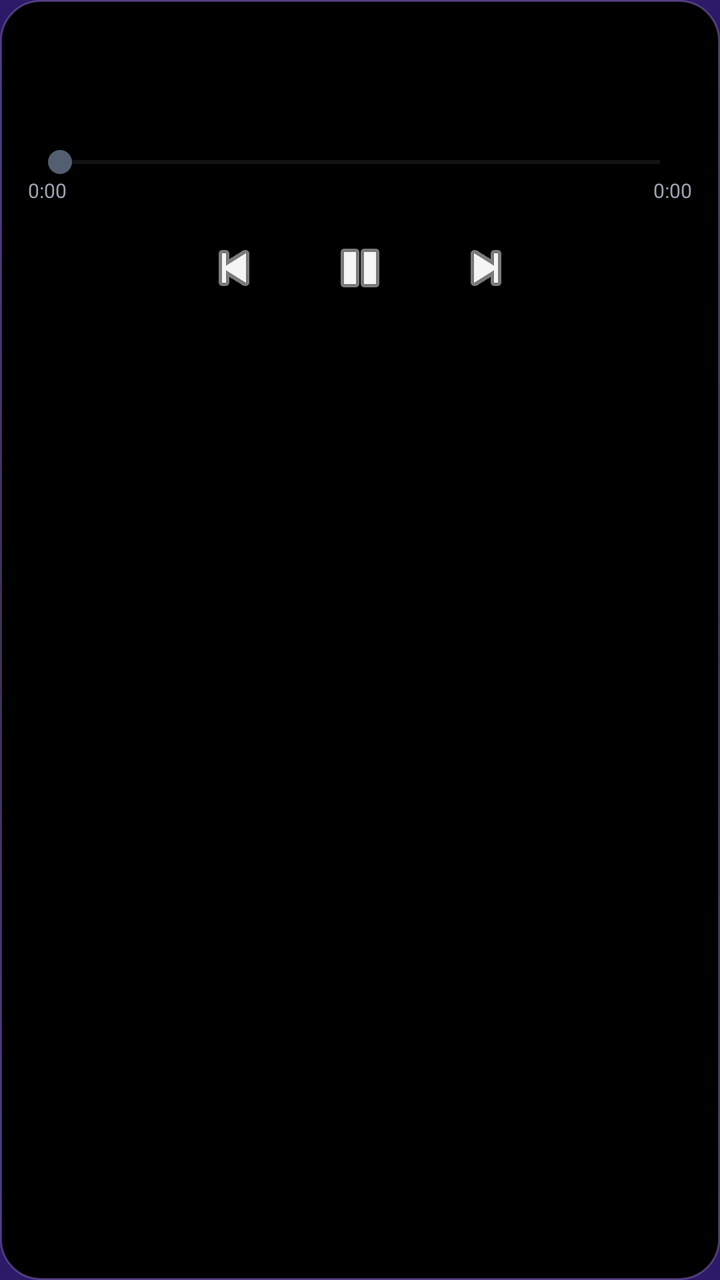
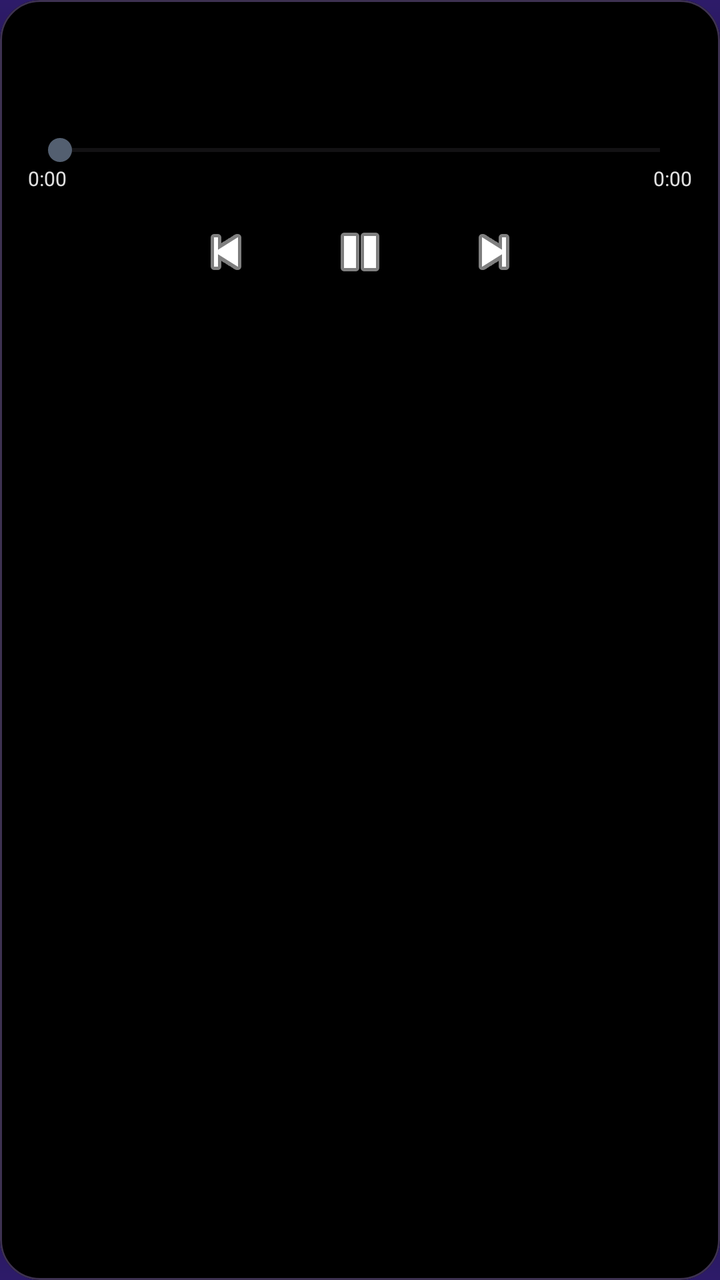

An Android layout rendered at two revisions. The XML below is the earlier revision; the diff shows what the commit changed to produce the second picture.
<!-- AndroidManifest.xml: application theme Theme.Superapp -->
<!-- res/layout/popup_music_controls.xml -->
<?xml version="1.0" encoding="utf-8"?>
<LinearLayout
    xmlns:android="http://schemas.android.com/apk/res/android"
    android:layout_width="280dp"
    android:layout_height="wrap_content"
    android:orientation="vertical"
    android:background="@drawable/bg_music_popup"
    android:padding="14dp">

    <LinearLayout
        android:layout_width="match_parent"
        android:layout_height="wrap_content"
        android:orientation="horizontal"
        android:gravity="center_vertical">

        <ImageView
            android:id="@+id/music_popup_icon"
            android:layout_width="48dp"
            android:layout_height="48dp"
            android:contentDescription="@null"
            android:clickable="true"
            android:focusable="true"
            android:background="?android:attr/selectableItemBackground" />

        <LinearLayout
            android:layout_width="0dp"
            android:layout_height="wrap_content"
            android:layout_weight="1"
            android:layout_marginStart="10dp"
            android:orientation="vertical">

            <TextView
                android:id="@+id/music_popup_title"
                android:layout_width="match_parent"
                android:layout_height="wrap_content"
                android:singleLine="true"
                android:ellipsize="marquee"
                android:marqueeRepeatLimit="marquee_forever"
                android:scrollHorizontally="true"
                android:focusable="true"
                android:focusableInTouchMode="true"
                android:textSize="14sp"
                android:textColor="#F5F5F5"
                android:fontFamily="sans-serif-medium"
                android:includeFontPadding="false" />

            <TextView
                android:id="@+id/music_popup_artist"
                android:layout_width="match_parent"
                android:layout_height="wrap_content"
                android:singleLine="true"
                android:ellipsize="end"
                android:textSize="11sp"
                android:textColor="#B4B4B4"
                android:layout_marginTop="2dp"
                android:includeFontPadding="false" />
        </LinearLayout>
    </LinearLayout>

    <SeekBar
        android:id="@+id/music_popup_progress"
        android:layout_width="match_parent"
        android:layout_height="wrap_content"
        android:layout_marginTop="10dp"
        android:max="1000"
        android:progress="0" />

    <LinearLayout
        android:layout_width="match_parent"
        android:layout_height="wrap_content"
        android:orientation="horizontal"
        android:layout_marginTop="-2dp">

        <TextView
            android:id="@+id/music_popup_time_elapsed"
            android:layout_width="wrap_content"
            android:layout_height="wrap_content"
            android:textSize="10sp"
            android:textColor="#9CA3AF"
            android:text="0:00" />

        <Space
            android:layout_width="0dp"
            android:layout_height="0dp"
            android:layout_weight="1" />

        <TextView
            android:id="@+id/music_popup_time_total"
            android:layout_width="wrap_content"
            android:layout_height="wrap_content"
            android:textSize="10sp"
            android:textColor="#9CA3AF"
            android:text="0:00" />
    </LinearLayout>

    <LinearLayout
        android:layout_width="match_parent"
        android:layout_height="wrap_content"
        android:orientation="horizontal"
        android:gravity="center"
        android:layout_marginTop="6dp">

        <ImageButton
            android:id="@+id/music_popup_prev"
            android:layout_width="42dp"
            android:layout_height="42dp"
            android:src="@android:drawable/ic_media_previous"
            android:background="?android:attr/selectableItemBackgroundBorderless"
            android:scaleType="centerInside"
            android:tint="#F5F5F5"
            android:contentDescription="@null" />

        <Space
            android:layout_width="16dp"
            android:layout_height="0dp" />

        <ImageButton
            android:id="@+id/music_popup_play_pause"
            android:layout_width="52dp"
            android:layout_height="52dp"
            android:src="@android:drawable/ic_media_pause"
            android:background="?android:attr/selectableItemBackgroundBorderless"
            android:scaleType="centerInside"
            android:tint="#F5F5F5"
            android:contentDescription="@null" />

        <Space
            android:layout_width="16dp"
            android:layout_height="0dp" />

        <ImageButton
            android:id="@+id/music_popup_next"
            android:layout_width="42dp"
            android:layout_height="42dp"
            android:src="@android:drawable/ic_media_next"
            android:background="?android:attr/selectableItemBackgroundBorderless"
            android:scaleType="centerInside"
            android:tint="#F5F5F5"
            android:contentDescription="@null" />
    </LinearLayout>
</LinearLayout>
<!-- resources referenced by this layout -->
<resources>
  <!-- drawable bg_music_popup (drawable) -->
  <?xml version="1.0" encoding="utf-8"?>
  <shape xmlns:android="http://schemas.android.com/apk/res/android"
      android:shape="rectangle">
      <solid android:color="#FF000000" />
      <stroke
          android:width="1dp"
          android:color="#55B794F4" />
      <corners android:radius="20dp" />
  </shape>
  <style name="Theme.Superapp" parent="Theme.Material3.DayNight.NoActionBar">
          
          <item name="colorPrimary">@color/cloud_primary</item>
          <item name="colorOnPrimary">@color/cloud_on_primary</item>
          <item name="colorPrimaryContainer">@color/cloud_primary_container</item>
          <item name="colorOnPrimaryContainer">@color/cloud_on_primary_container</item>
          <item name="colorSecondary">@color/cloud_secondary</item>
          <item name="colorSecondaryContainer">@color/cloud_secondary_container</item>
          <item name="colorOnSecondaryContainer">@color/cloud_on_secondary_container</item>
          <item name="colorTertiary">@color/cloud_tertiary</item>
          <item name="colorTertiaryContainer">@color/cloud_tertiary_container</item>
  
          
          <item name="android:windowBackground">@drawable/bg_gradient_black_purple</item>
          <item name="android:colorBackground">#FF000000</item>
  
          
          <item name="android:statusBarColor" tools:targetApi="lollipop">@android:color/transparent</item>
          <item name="android:navigationBarColor" tools:targetApi="lollipop">@android:color/transparent</item>
          <item name="android:windowDrawsSystemBarBackgrounds" tools:targetApi="lollipop">true</item>
          <item name="android:windowLightStatusBar" tools:targetApi="m">false</item>
          <item name="android:windowLightNavigationBar" tools:targetApi="o_mr1">false</item>
          <item name="android:enforceStatusBarContrast" tools:targetApi="q">false</item>
          <item name="android:enforceNavigationBarContrast" tools:targetApi="q">false</item>
  
          
          <item name="bottomNavigationStyle">@style/Widget.CloudSuperApp.BottomNavigationView</item>
  
          
          <item name="*android:tooltipFrameBackground">@drawable/bg_tooltip_transparent</item>
      </style>
  <color name="cloud_primary">#FF1565C0</color>
  <color name="cloud_on_primary">#FFFFFFFF</color>
  <color name="cloud_primary_container">#FFD0E4FF</color>
  <color name="cloud_on_primary_container">#FF001D36</color>
  <color name="cloud_secondary">#FF535F70</color>
  <color name="cloud_secondary_container">#FFD7E3F7</color>
  <color name="cloud_on_secondary_container">#FF101C2B</color>
  <color name="cloud_tertiary">#FF6B5778</color>
  <color name="cloud_tertiary_container">#FFF3DAFF</color>
  <!-- drawable bg_gradient_black_purple (drawable) -->
  <?xml version="1.0" encoding="utf-8"?>
  <shape xmlns:android="http://schemas.android.com/apk/res/android"
      android:shape="rectangle">
      <gradient
          android:type="linear"
          android:angle="270"
          android:startColor="#FF2D1B69"
          android:centerColor="#FF000000"
          android:endColor="#FF2D1B69" />
  </shape>
  <style name="Widget.CloudSuperApp.BottomNavigationView" parent="Widget.Material3.BottomNavigationView">
          <item name="itemActiveIndicatorStyle">@style/Widget.CloudSuperApp.BottomNavigationView.ActiveIndicator</item>
      </style>
  <!-- drawable bg_tooltip_transparent (drawable) -->
  <?xml version="1.0" encoding="utf-8"?>
  <shape xmlns:android="http://schemas.android.com/apk/res/android"
      android:shape="rectangle">
      <solid android:color="@android:color/transparent" />
  </shape>
  <style name="Widget.CloudSuperApp.BottomNavigationView.ActiveIndicator" parent="Widget.Material3.BottomNavigationView.ActiveIndicator">
          <item name="android:color">@color/cloud_primary_container</item>
      </style>
</resources>

<!-- the commit's change to res/layout/popup_music_controls.xml (unified diff, before → after) -->
@@ -1,141 +1,186 @@
 <?xml version="1.0" encoding="utf-8"?>
-<LinearLayout
+<com.google.android.material.card.MaterialCardView
     xmlns:android="http://schemas.android.com/apk/res/android"
-    android:layout_width="280dp"
+    xmlns:app="http://schemas.android.com/apk/res-auto"
+    android:layout_width="340dp"
     android:layout_height="wrap_content"
-    android:orientation="vertical"
-    android:background="@drawable/bg_music_popup"
-    android:padding="14dp">
+    app:cardCornerRadius="20dp"
+    app:cardBackgroundColor="#FF000000"
+    app:strokeColor="#55B794F4"
+    app:strokeWidth="1dp"
+    app:cardElevation="0dp">
 
-    <LinearLayout
+    <FrameLayout
         android:layout_width="match_parent"
-        android:layout_height="wrap_content"
-        android:orientation="horizontal"
-        android:gravity="center_vertical">
+        android:layout_height="wrap_content">
 
+        
         <ImageView
-            android:id="@+id/music_popup_icon"
-            android:layout_width="48dp"
-            android:layout_height="48dp"
-            android:contentDescription="@null"
-            android:clickable="true"
-            android:focusable="true"
-            android:background="?android:attr/selectableItemBackground" />
+            android:id="@+id/music_popup_art_bg"
+            android:layout_width="match_parent"
+            android:layout_height="match_parent"
+            android:scaleType="centerCrop"
+            android:contentDescription="@null" />
+
+        
+        <View
+            android:layout_width="match_parent"
+            android:layout_height="match_parent"
+            android:background="#A6000000" />
 
         <LinearLayout
-            android:layout_width="0dp"
+            android:layout_width="match_parent"
             android:layout_height="wrap_content"
-            android:layout_weight="1"
-            android:layout_marginStart="10dp"
-            android:orientation="vertical">
+            android:orientation="vertical"
+            android:padding="14dp">
 
-            <TextView
-                android:id="@+id/music_popup_title"
+            <LinearLayout
                 android:layout_width="match_parent"
                 android:layout_height="wrap_content"
-                android:singleLine="true"
-                android:ellipsize="marquee"
-                android:marqueeRepeatLimit="marquee_forever"
-                android:scrollHorizontally="true"
-                android:focusable="true"
-                android:focusableInTouchMode="true"
-                android:textSize="14sp"
-                android:textColor="#F5F5F5"
-                android:fontFamily="sans-serif-medium"
-                android:includeFontPadding="false" />
+                android:orientation="horizontal"
+                android:gravity="center_vertical">
 
-            <TextView
-                android:id="@+id/music_popup_artist"
+                <ImageView
+                    android:id="@+id/music_popup_icon"
+                    android:layout_width="44dp"
+                    android:layout_height="44dp"
+                    android:contentDescription="@null"
+                    android:clickable="true"
+                    android:focusable="true"
+                    android:background="?android:attr/selectableItemBackground" />
+
+                <LinearLayout
+                    android:layout_width="0dp"
+                    android:layout_height="wrap_content"
+                    android:layout_weight="1"
+                    android:layout_marginStart="10dp"
+                    android:orientation="vertical">
+
+                    <TextView
+                        android:id="@+id/music_popup_title"
+                        android:layout_width="match_parent"
+                        android:layout_height="wrap_content"
+                        android:singleLine="true"
+                        android:ellipsize="marquee"
+                        android:marqueeRepeatLimit="marquee_forever"
+                        android:scrollHorizontally="true"
+                        android:focusable="true"
+                        android:focusableInTouchMode="true"
+                        android:textSize="14sp"
+                        android:textColor="#F5F5F5"
+                        android:fontFamily="sans-serif-medium"
+                        android:shadowColor="#FF000000"
+                        android:shadowDx="0"
+                        android:shadowDy="1"
+                        android:shadowRadius="3"
+                        android:includeFontPadding="false" />
+
+                    <TextView
+                        android:id="@+id/music_popup_artist"
+                        android:layout_width="match_parent"
+                        android:layout_height="wrap_content"
+                        android:singleLine="true"
+                        android:ellipsize="end"
+                        android:textSize="11sp"
+                        android:textColor="#D4D4D4"
+                        android:layout_marginTop="2dp"
+                        android:shadowColor="#FF000000"
+                        android:shadowDx="0"
+                        android:shadowDy="1"
+                        android:shadowRadius="3"
+                        android:includeFontPadding="false" />
+                </LinearLayout>
+            </LinearLayout>
+
+            <SeekBar
+                android:id="@+id/music_popup_progress"
                 android:layout_width="match_parent"
                 android:layout_height="wrap_content"
-                android:singleLine="true"
-                android:ellipsize="end"
-                android:textSize="11sp"
-                android:textColor="#B4B4B4"
-                android:layout_marginTop="2dp"
-                android:includeFontPadding="false" />
+                android:layout_marginTop="8dp"
+                android:max="1000"
+                android:progress="0" />
+
+            <LinearLayout
+                android:layout_width="match_parent"
+                android:layout_height="wrap_content"
+                android:orientation="horizontal"
+                android:layout_marginTop="-2dp">
+
+                <TextView
+                    android:id="@+id/music_popup_time_elapsed"
+                    android:layout_width="wrap_content"
+                    android:layout_height="wrap_content"
+                    android:textSize="10sp"
+                    android:textColor="#E0E0E0"
+                    android:shadowColor="#FF000000"
+                    android:shadowDx="0"
+                    android:shadowDy="1"
+                    android:shadowRadius="2"
+                    android:text="0:00" />
+
+                <Space
+                    android:layout_width="0dp"
+                    android:layout_height="0dp"
+                    android:layout_weight="1" />
+
+                <TextView
+                    android:id="@+id/music_popup_time_total"
+                    android:layout_width="wrap_content"
+                    android:layout_height="wrap_content"
+                    android:textSize="10sp"
+                    android:textColor="#E0E0E0"
+                    android:shadowColor="#FF000000"
+                    android:shadowDx="0"
+                    android:shadowDy="1"
+                    android:shadowRadius="2"
+                    android:text="0:00" />
+            </LinearLayout>
+
+            <LinearLayout
+                android:layout_width="match_parent"
+                android:layout_height="wrap_content"
+                android:orientation="horizontal"
+                android:gravity="center"
+                android:layout_marginTop="4dp">
+
+                <ImageButton
+                    android:id="@+id/music_popup_prev"
+                    android:layout_width="42dp"
+                    android:layout_height="42dp"
+                    android:src="@android:drawable/ic_media_previous"
+                    android:background="?android:attr/selectableItemBackgroundBorderless"
+                    android:scaleType="centerInside"
+                    android:tint="#FFFFFF"
+                    android:contentDescription="@null" />
+
+                <Space
+                    android:layout_width="20dp"
+                    android:layout_height="0dp" />
+
+                <ImageButton
+                    android:id="@+id/music_popup_play_pause"
+                    android:layout_width="52dp"
+                    android:layout_height="52dp"
+                    android:src="@android:drawable/ic_media_pause"
+                    android:background="?android:attr/selectableItemBackgroundBorderless"
+                    android:scaleType="centerInside"
+                    android:tint="#FFFFFF"
+                    android:contentDescription="@null" />
+
+                <Space
+                    android:layout_width="20dp"
+                    android:layout_height="0dp" />
+
+                <ImageButton
+                    android:id="@+id/music_popup_next"
+                    android:layout_width="42dp"
+                    android:layout_height="42dp"
+                    android:src="@android:drawable/ic_media_next"
+                    android:background="?android:attr/selectableItemBackgroundBorderless"
+                    android:scaleType="centerInside"
+                    android:tint="#FFFFFF"
+                    android:contentDescription="@null" />
+            </LinearLayout>
         </LinearLayout>
-    </LinearLayout>
-
-    <SeekBar
-        android:id="@+id/music_popup_progress"
-        android:layout_width="match_parent"
-        android:layout_height="wrap_content"
-        android:layout_marginTop="10dp"
-        android:max="1000"
-        android:progress="0" />
-
-    <LinearLayout
-        android:layout_width="match_parent"
-        android:layout_height="wrap_content"
-        android:orientation="horizontal"
-        android:layout_marginTop="-2dp">
-
-        <TextView
-            android:id="@+id/music_popup_time_elapsed"
-            android:layout_width="wrap_content"
-            android:layout_height="wrap_content"
-            android:textSize="10sp"
-            android:textColor="#9CA3AF"
-            android:text="0:00" />
-
-        <Space
-            android:layout_width="0dp"
-            android:layout_height="0dp"
-            android:layout_weight="1" />
-
-        <TextView
-            android:id="@+id/music_popup_time_total"
-            android:layout_width="wrap_content"
-            android:layout_height="wrap_content"
-            android:textSize="10sp"
-            android:textColor="#9CA3AF"
-            android:text="0:00" />
-    </LinearLayout>
-
-    <LinearLayout
-        android:layout_width="match_parent"
-        android:layout_height="wrap_content"
-        android:orientation="horizontal"
-        android:gravity="center"
-        android:layout_marginTop="6dp">
-
-        <ImageButton
-            android:id="@+id/music_popup_prev"
-            android:layout_width="42dp"
-            android:layout_height="42dp"
-            android:src="@android:drawable/ic_media_previous"
-            android:background="?android:attr/selectableItemBackgroundBorderless"
-            android:scaleType="centerInside"
-            android:tint="#F5F5F5"
-            android:contentDescription="@null" />
-
-        <Space
-            android:layout_width="16dp"
-            android:layout_height="0dp" />
-
-        <ImageButton
-            android:id="@+id/music_popup_play_pause"
-            android:layout_width="52dp"
-            android:layout_height="52dp"
-            android:src="@android:drawable/ic_media_pause"
-            android:background="?android:attr/selectableItemBackgroundBorderless"
-            android:scaleType="centerInside"
-            android:tint="#F5F5F5"
-            android:contentDescription="@null" />
-
-        <Space
-            android:layout_width="16dp"
-            android:layout_height="0dp" />
-
-        <ImageButton
-            android:id="@+id/music_popup_next"
-            android:layout_width="42dp"
-            android:layout_height="42dp"
-            android:src="@android:drawable/ic_media_next"
-            android:background="?android:attr/selectableItemBackgroundBorderless"
-            android:scaleType="centerInside"
-            android:tint="#F5F5F5"
-            android:contentDescription="@null" />
-    </LinearLayout>
-</LinearLayout>
+    </FrameLayout>
+</com.google.android.material.card.MaterialCardView>
<!-- resource entries referenced after the edit -->
@@ -1,15 +1,5 @@
 <!-- resources referenced by this layout -->
 <resources>
-  <!-- drawable bg_music_popup (drawable) -->
-  <?xml version="1.0" encoding="utf-8"?>
-  <shape xmlns:android="http://schemas.android.com/apk/res/android"
-      android:shape="rectangle">
-      <solid android:color="#FF000000" />
-      <stroke
-          android:width="1dp"
-          android:color="#55B794F4" />
-      <corners android:radius="20dp" />
-  </shape>
   <style name="Theme.Superapp" parent="Theme.Material3.DayNight.NoActionBar">
           
           <item name="colorPrimary">@color/cloud_primary</item>
